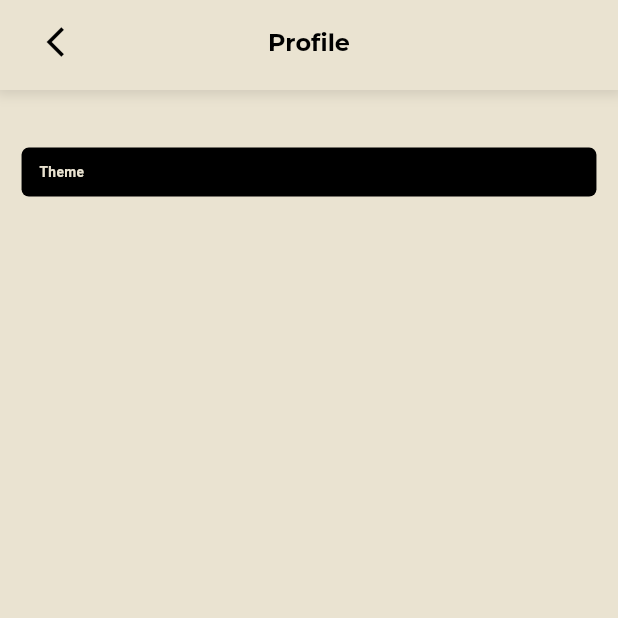
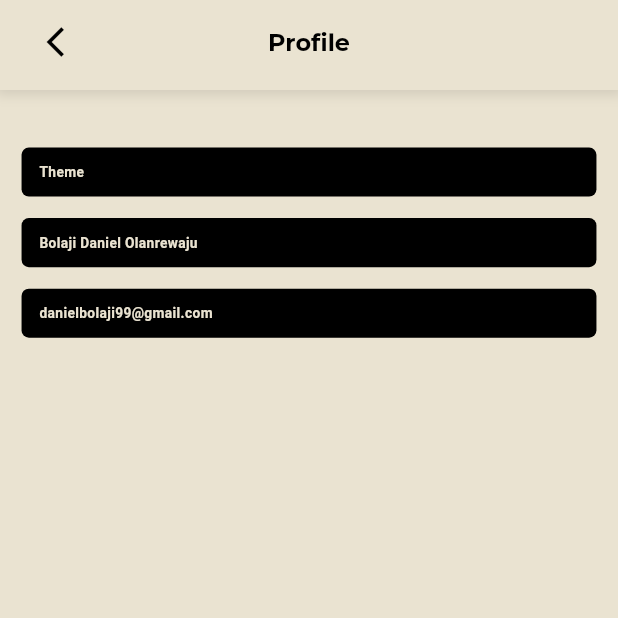
Before and after one commit to devdhan/Apollo, a Flutter app: the Profile screen opened directly, on a phone screen of 412 x 824 dp, the top half of it. Run offline on Flutter 3.47's test engine with Material 3 defaults, Android fonts, the light colour scheme and no system bars; our stand-ins replace firebase_auth, firebase_core, flutter_screenutil; missing offline and left inert: avatar_plus; accounts and stored records are empty; project files that could hold a hidden picture were left out.

```diff
--- a/tutorials/lib/commons/custom_drawer.dart
+++ b/tutorials/lib/commons/custom_drawer.dart
@@ -1,3 +1,4 @@
+import 'package:avatar_plus/avatar_plus.dart';
 import 'package:flutter/material.dart';
 import 'package:flutter_screenutil/flutter_screenutil.dart';
 import 'package:tutorials/features/homescreen/mainhomescreen/presentation/about_app.dart';
@@ -17,13 +18,36 @@ class CustomDrawer extends StatelessWidget {
             children: [
               Padding(
                 padding: EdgeInsets.only(top: 50.h, left: 30.w),
-                child: Text(
+                child: GestureDetector(
+                  // onTap: () {
+                  //   Navigator.pop(context);
+                  //   Navigator.push(
+                  //     context,
+                  //     MaterialPageRoute(
+                  //       builder: (context) => const Profile(),
+                  //     ),
+                  //   );
+                  // },
+                  child: Row(
+                    children: [
+                      AvatarPlus(
+                        'Daniel',
+                        height: 35.h,
+                        width: 35,
+                      ),
+                      SizedBox(
+                        width: 10.w,
+                      ),
+                      Text(
                         'Recents',
                         style: TextStyle(
                           fontSize: 26.sp,
                           fontFamily: 'Montserrat',
                           fontWeight: FontWeight.w700,
                           color: const Color(0xFF000000),
+                        ),
+                      ),
+                    ],
                   ),
                 ),
               ),
--- a/tutorials/lib/features/homescreen/profilescreen/presentation/profile.dart
+++ b/tutorials/lib/features/homescreen/profilescreen/presentation/profile.dart
@@ -53,7 +53,9 @@ class Profile extends StatelessWidget {
       body: SafeArea(
         child: Padding(
           padding: const EdgeInsets.fromLTRB(15.0, 40.0, 15.0, 0).w,
-          child: Container(
+          child: Column(
+            children: [
+              Container(
                 height: 36.98.h,
                 width: 400.w,
                 decoration: BoxDecoration(
@@ -77,6 +79,63 @@ class Profile extends StatelessWidget {
                   ],
                 ),
               ),
+              SizedBox(
+                height: 15.w,
+              ),
+              Container(
+                height: 36.98.h,
+                width: 400.w,
+                decoration: BoxDecoration(
+                    color: Colors.black,
+                    shape: BoxShape.rectangle,
+                    borderRadius: BorderRadius.all(Radius.circular(5.52.r))),
+                child: Row(
+                  crossAxisAlignment: CrossAxisAlignment.center,
+                  children: [
+                    Padding(
+                      padding: EdgeInsets.only(left: 12.33.w),
+                      child: Text(
+                        'Bolaji Daniel Olanrewaju',
+                        style: TextStyle(
+                            color: const Color(0xFFEAE3D1),
+                            fontSize: 10.36.sp,
+                            fontWeight: FontWeight.w600),
+                        textAlign: TextAlign.start,
+                      ),
+                    ),
+                  ],
+                ),
+              ),
+              SizedBox(
+                height: 15.w,
+              ),
+              Container(
+                height: 36.98.h,
+                width: 400.w,
+                decoration: BoxDecoration(
+                    color: Colors.black,
+                    shape: BoxShape.rectangle,
+                    borderRadius: BorderRadius.all(Radius.circular(5.52.r))),
+                child: Row(
+                  crossAxisAlignment: CrossAxisAlignment.center,
+                  children: [
+                    Padding(
+                      padding: EdgeInsets.only(left: 12.33.w),
+                      child: Text(
+                        'danielbolaji99@gmail.com',
+                        style: TextStyle(
+                            color: const Color(0xFFEAE3D1),
+                            fontSize: 10.36.sp,
+                            fontWeight: FontWeight.w600),
+                        textAlign: TextAlign.start,
+                      ),
+                    ),
+                    Spacer(),
+                  ],
+                ),
+              ),
+            ],
+          ),
         ),
       ),
     );
```
Lines whose indentation alone changed are shown as unchanged.
